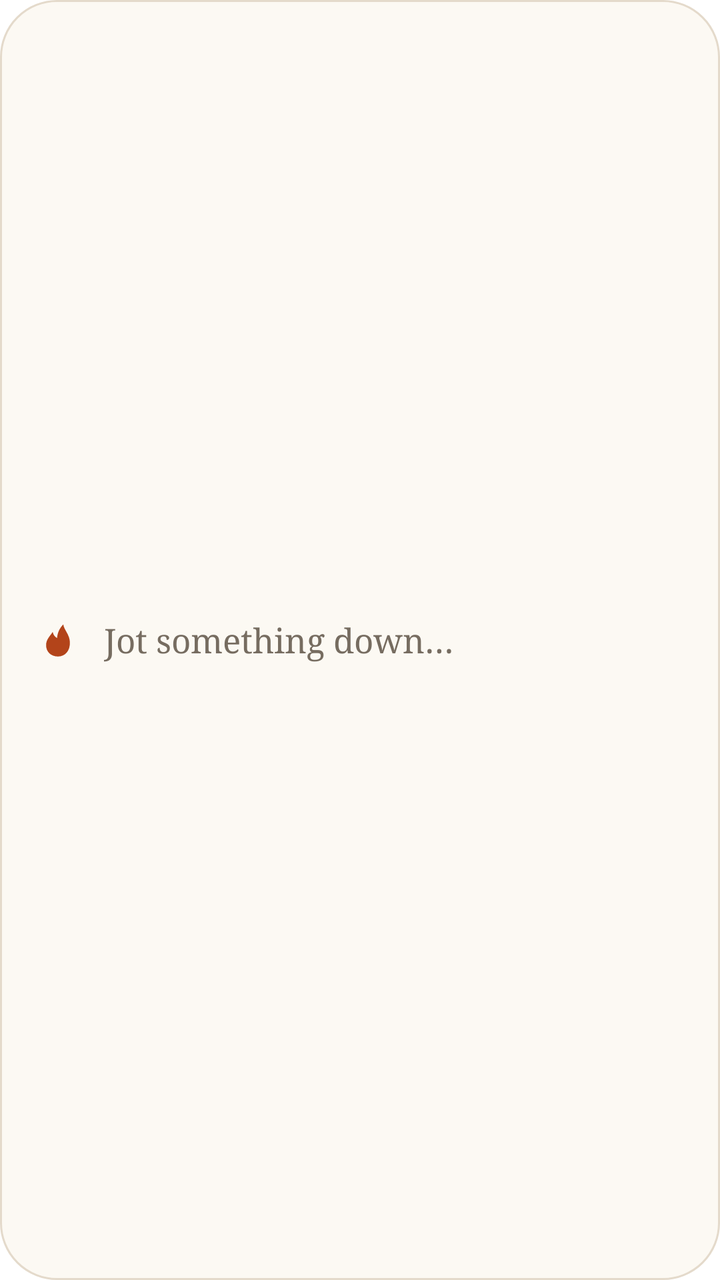
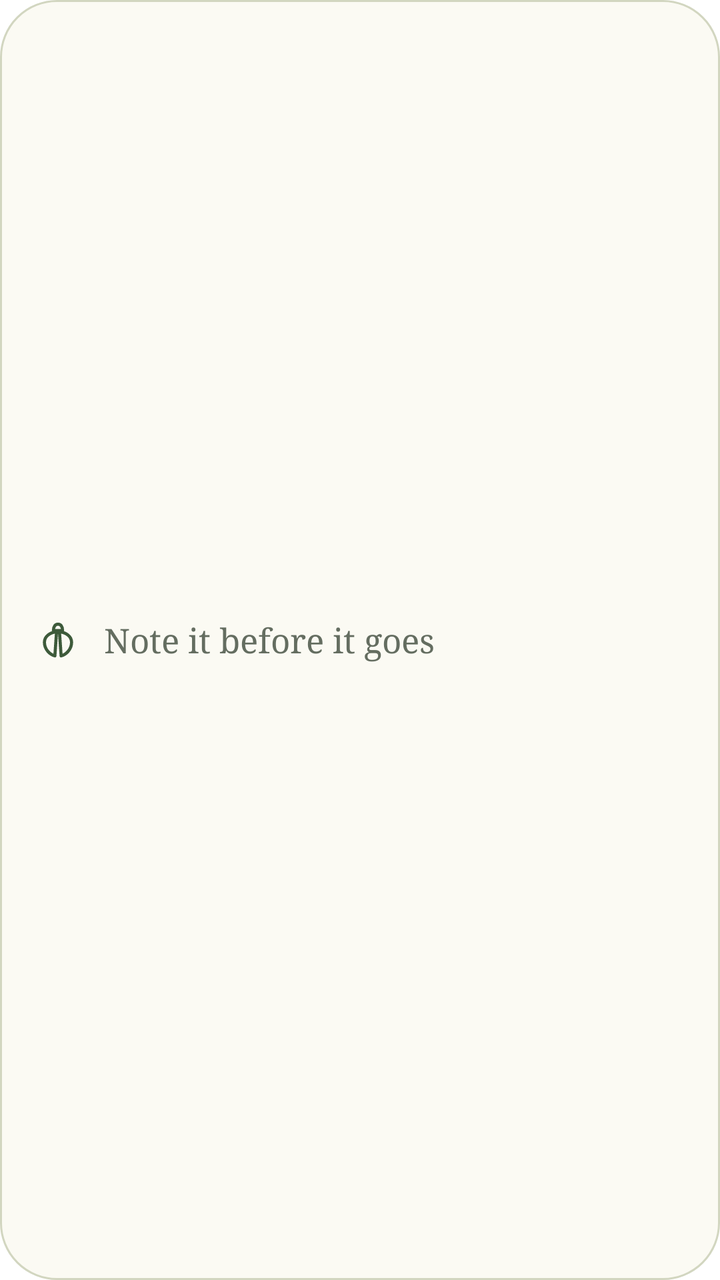

An Android layout rendered at two revisions. The XML below is the earlier revision; the diff shows what the commit changed to produce the second picture.
<!-- AndroidManifest.xml: application theme Theme.ember_mobile -->
<!-- res/layout/widget_quick_note.xml -->
<?xml version="1.0" encoding="utf-8"?>
<LinearLayout xmlns:android="http://schemas.android.com/apk/res/android"
    android:id="@+id/widget_root"
    android:layout_width="match_parent"
    android:layout_height="match_parent"
    android:background="@drawable/widget_background"
    android:gravity="center_vertical"
    android:orientation="horizontal"
    android:paddingStart="18dp"
    android:paddingEnd="18dp">

    <ImageView
        android:layout_width="22dp"
        android:layout_height="22dp"
        android:contentDescription="@null"
        android:src="@drawable/widget_flame" />

    <TextView
        android:layout_width="0dp"
        android:layout_height="wrap_content"
        android:layout_marginStart="12dp"
        android:layout_weight="1"
        android:ellipsize="end"
        android:fontFamily="serif"
        android:maxLines="1"
        android:text="@string/widget_prompt"
        android:textColor="#FF766C60"
        android:textSize="17sp" />
</LinearLayout>
<!-- resources referenced by this layout -->
<resources>
  <!-- drawable widget_background (drawable) -->
  <?xml version="1.0" encoding="utf-8"?>
  <shape xmlns:android="http://schemas.android.com/apk/res/android" android:shape="rectangle">
      <solid android:color="#FFFCF9F3" />
      <stroke android:width="1dp" android:color="#FFE4DACB" />
      <corners android:radius="28dp" />
  </shape>
  <!-- drawable widget_flame (drawable) -->
  <?xml version="1.0" encoding="utf-8"?>
  <vector xmlns:android="http://schemas.android.com/apk/res/android"
      android:width="24dp"
      android:height="24dp"
      android:viewportWidth="24"
      android:viewportHeight="24">
      <path
          android:fillColor="#FFB3441A"
          android:pathData="M12,21c-3.9,0 -6.5,-2.6 -6.5,-6.2 0,-3.1 2.2,-5 3.6,-7.2 0.4,1.8 1.4,2.9 2.4,3.3 0.2,-2.9 1.4,-5.4 3.4,-7.4 0.3,3 3.6,5.5 3.6,10.1C18.5,17.9 15.9,21 12,21z" />
  </vector>
  <string name="widget_prompt">"Jot something down…"</string>
  <style name="Theme.ember_mobile" parent="Theme.MaterialComponents.DayNight.NoActionBar">
          
      </style>
</resources>

<!-- the commit's change to res/layout/widget_quick_note.xml (unified diff, before → after) -->
@@ -13,7 +13,7 @@
         android:layout_width="22dp"
         android:layout_height="22dp"
         android:contentDescription="@null"
-        android:src="@drawable/widget_flame" />
+        android:src="@drawable/widget_beetle" />
 
     <TextView
         android:layout_width="0dp"
@@ -24,6 +24,6 @@
         android:fontFamily="serif"
         android:maxLines="1"
         android:text="@string/widget_prompt"
-        android:textColor="#FF766C60"
+        android:textColor="#FF646D60"
         android:textSize="17sp" />
 </LinearLayout>
<!-- resource entries referenced after the edit -->
@@ -3,22 +3,44 @@
   <!-- drawable widget_background (drawable) -->
   <?xml version="1.0" encoding="utf-8"?>
   <shape xmlns:android="http://schemas.android.com/apk/res/android" android:shape="rectangle">
-      <solid android:color="#FFFCF9F3" />
-      <stroke android:width="1dp" android:color="#FFE4DACB" />
+      <solid android:color="#FFFBFAF3" />
+      <stroke android:width="1dp" android:color="#FFD2D6C0" />
       <corners android:radius="28dp" />
   </shape>
-  <!-- drawable widget_flame (drawable) -->
+  <!-- drawable widget_beetle (drawable) -->
   <?xml version="1.0" encoding="utf-8"?>
   <vector xmlns:android="http://schemas.android.com/apk/res/android"
       android:width="24dp"
       android:height="24dp"
       android:viewportWidth="24"
       android:viewportHeight="24">
-      <path
-          android:fillColor="#FFB3441A"
-          android:pathData="M12,21c-3.9,0 -6.5,-2.6 -6.5,-6.2 0,-3.1 2.2,-5 3.6,-7.2 0.4,1.8 1.4,2.9 2.4,3.3 0.2,-2.9 1.4,-5.4 3.4,-7.4 0.3,3 3.6,5.5 3.6,10.1C18.5,17.9 15.9,21 12,21z" />
+      <group
+          android:pivotX="12"
+          android:pivotY="12"
+          android:scaleX="1.0"
+          android:scaleY="1.0"
+          android:translateY="0.25">
+          <path
+              android:strokeColor="#FF3D5A3A"
+              android:strokeWidth="1.7"
+              android:strokeLineCap="round"
+              android:strokeLineJoin="round"
+              android:pathData="M9.5 6.6c0-2.3 1.1-3.5 2.5-3.5s2.5 1.2 2.5 3.5z" />
+          <path
+              android:strokeColor="#FF3D5A3A"
+              android:strokeWidth="1.7"
+              android:strokeLineCap="round"
+              android:strokeLineJoin="round"
+              android:pathData="M11.2 7.3C7.6 7.6 4.6 9.8 4.6 13c0 3.8 2.9 6.7 5.7 7.4z" />
+          <path
+              android:strokeColor="#FF3D5A3A"
+              android:strokeWidth="1.7"
+              android:strokeLineCap="round"
+              android:strokeLineJoin="round"
+              android:pathData="M12.8 7.3c3.6.3 6.6 2.5 6.6 5.7 0 3.8-2.9 6.7-5.7 7.4z" />
+      </group>
   </vector>
-  <string name="widget_prompt">"Jot something down…"</string>
+  <string name="widget_prompt">"Note it before it goes"</string>
   <style name="Theme.ember_mobile" parent="Theme.MaterialComponents.DayNight.NoActionBar">
           
       </style>
